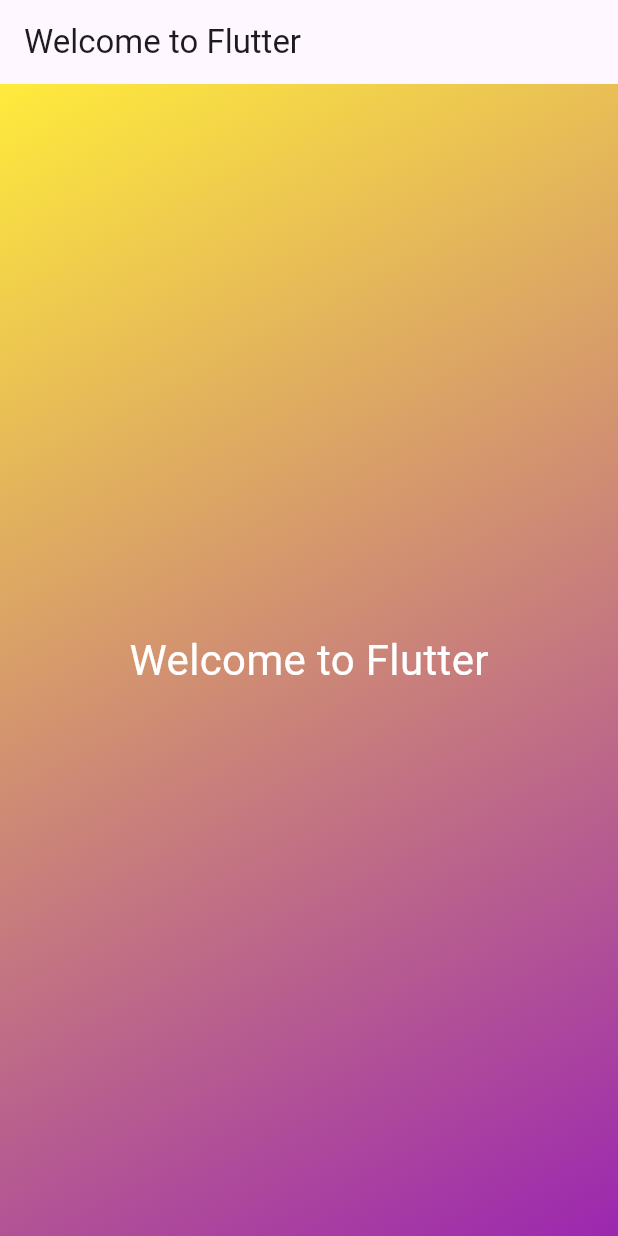
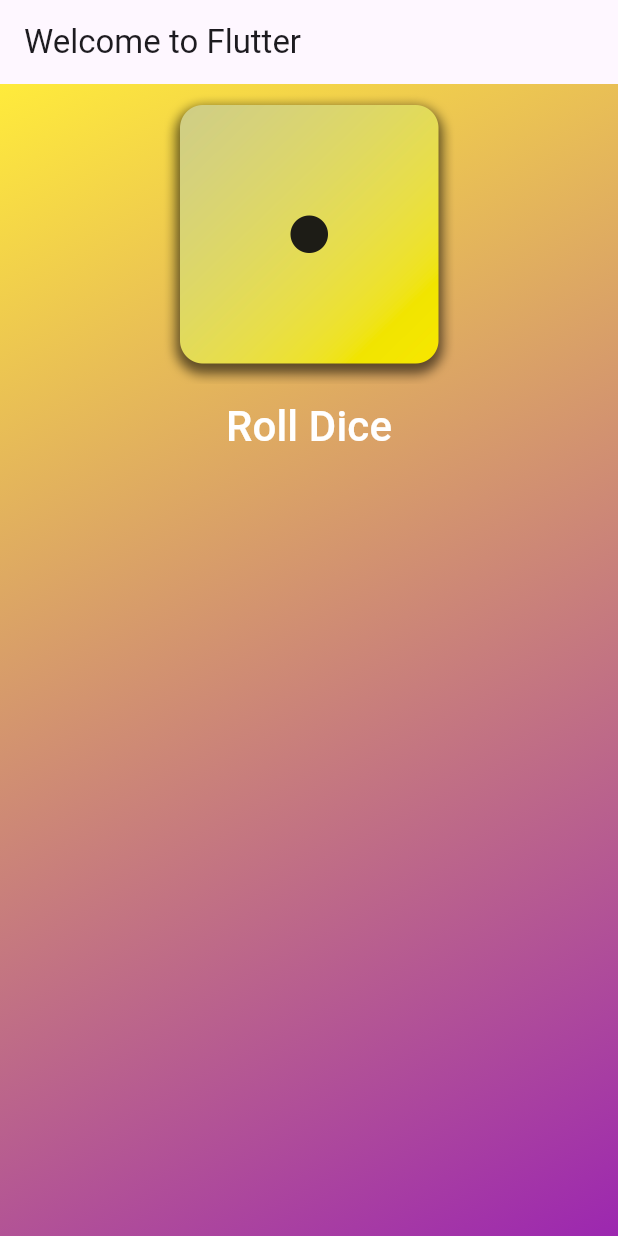
Before and after one commit to yonggipo/first_app, a Flutter app: the screen it shows after launch, on a phone screen of 412 x 824 dp. Run offline on Flutter 3.47's test engine with Material 3 defaults, Android fonts, the phone set to English and light mode, and no system bars.

Commit message:
feat: add text button with column

```diff
--- a/lib/gradient_container.dart
+++ b/lib/gradient_container.dart
@@ -11,6 +11,11 @@ class GradientContainer extends StatelessWidget {
 
   final List<Color> colors;
 
+  const GradientContainer.custom({super.key})
+      : colors = const [Colors.yellow, Colors.purple];
+
+  void rollDice() {}
+
   @override
   Widget build(BuildContext context) {
     return Container(
@@ -21,8 +26,20 @@ class GradientContainer extends StatelessWidget {
           end: endAlignment,
         ),
       ),
-      child: const Center(
-        child: StyledText('Welcome to Flutter'),
+      child: Center(
+        // child: StyledText('Welcome to Flutter'),
+        child: Column(
+          children: [
+            Image.asset(
+              'assets/images/dice-images/dice-1.png',
+              width: 200,
+            ),
+            TextButton(
+                // onPressed: () {}, 익명 함수
+                onPressed: rollDice,
+                child: const StyledText('Roll Dice'))
+          ],
+        ),
       ),
     );
   }
--- a/lib/main.dart
+++ b/lib/main.dart
@@ -15,9 +15,7 @@ class MyApp extends StatelessWidget {
       title: 'Flutter First App',
       theme: ThemeData(useMaterial3: true),
       home: Scaffold(
-        body: const GradientContainer(
-          [Colors.yellow, Colors.purple],
-        ),
+        body: const GradientContainer.custom(),
         backgroundColor: Colors.deepPurple,
         appBar: AppBar(
           title: const Text('Welcome to Flutter'),
```
